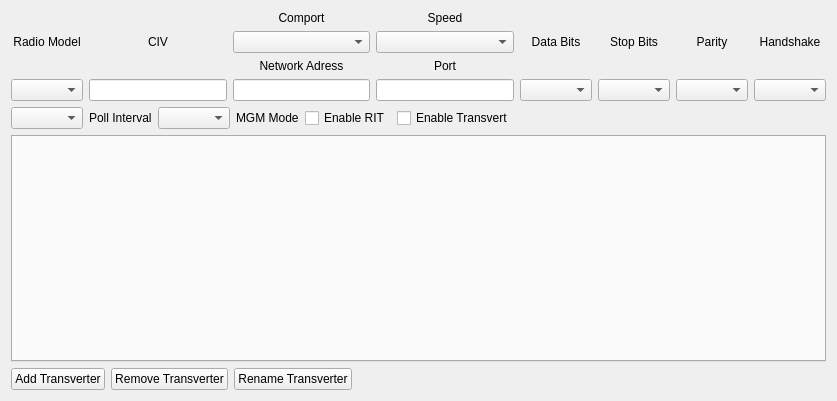
Above: mqt/MqtRigControl/rigsetupform.ui from zsteva/backup-minos2 before the change. Below: the same form after it.
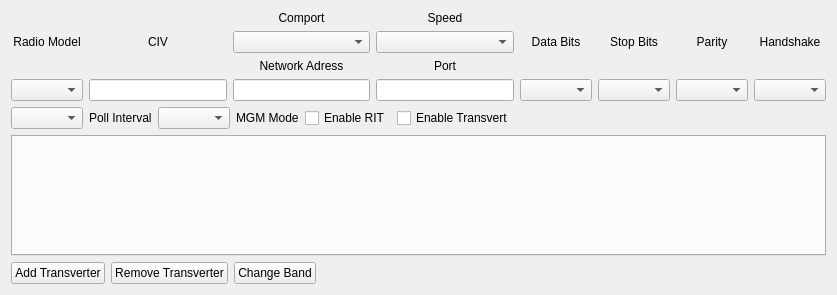
That is the form after the change. Custom widgets are drawn as their Qt base class.

```diff
--- a/mqt/MqtRigControl/rigsetupform.ui
+++ b/mqt/MqtRigControl/rigsetupform.ui
@@ -7,7 +7,7 @@
     <x>0</x>
     <y>0</y>
     <width>837</width>
-    <height>401</height>
+    <height>295</height>
    </rect>
   </property>
   <property name="windowTitle">
@@ -272,7 +272,7 @@
          <item>
           <widget class="QPushButton" name="renameTransvert">
            <property name="text">
-            <string>Rename Transverter</string>
+            <string>Change Band</string>
            </property>
           </widget>
          </item>
```
